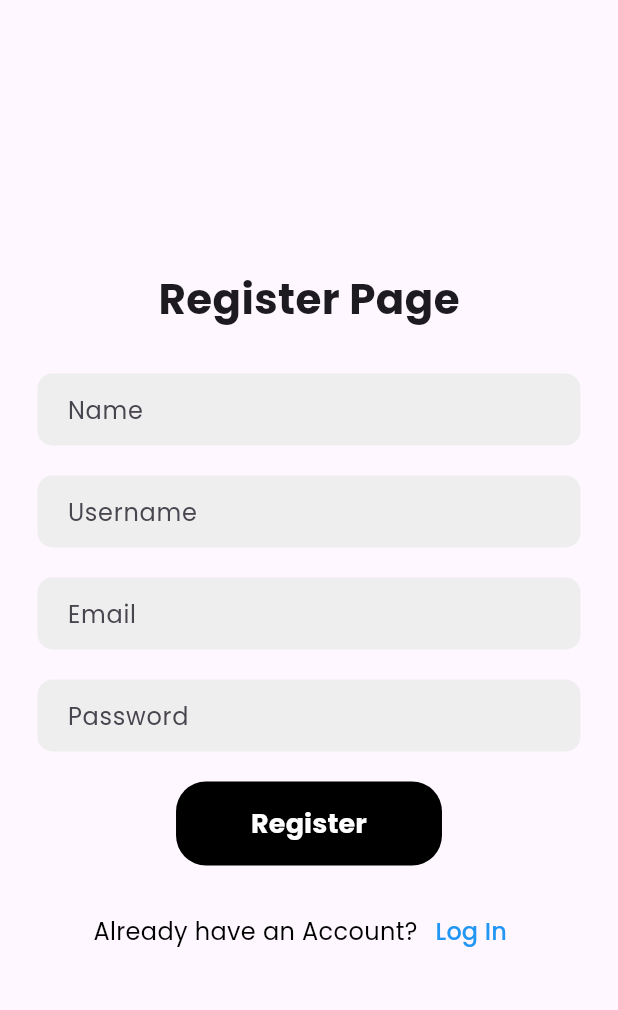
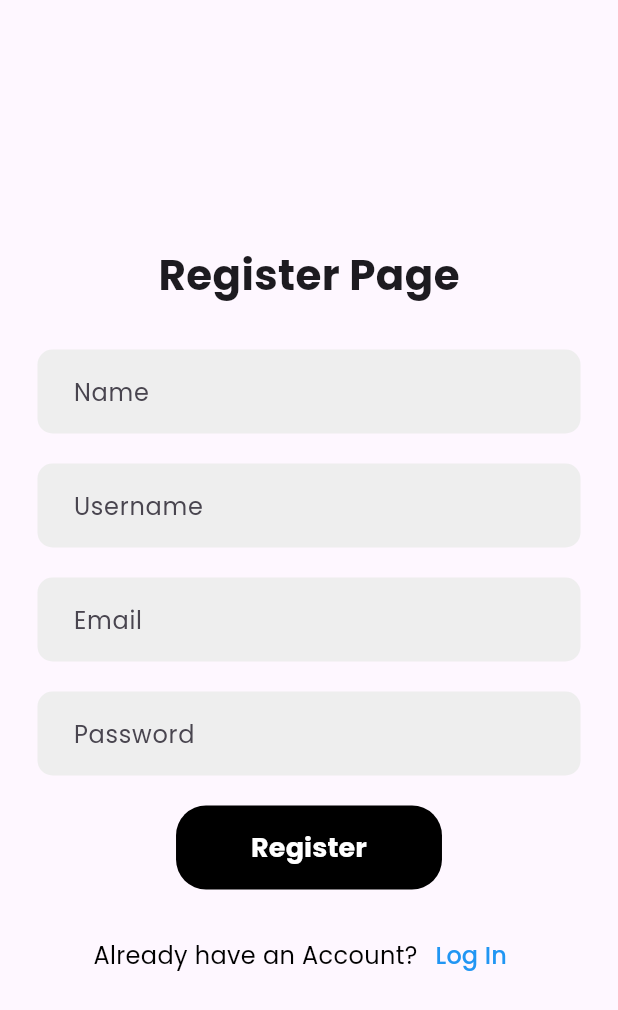
Before and after one commit to muhammedshamil8/forum_app, a Flutter app: the RegisterPage screen opened directly, after a tap on "Register", on a phone screen of 412 x 824 dp. Shown: the top 1010 px of the screen. Run offline on Flutter 3.47's test engine with Material 3 defaults, Android fonts, the light colour scheme and no system bars; our stand-ins replace get, get_storage, google_fonts, iconsax; accounts and stored records are empty; network calls fail.

Commit message:
Updated: permission network

```diff
--- a/lib/controllers/authentication.dart
+++ b/lib/controllers/authentication.dart
@@ -1,7 +1,6 @@
 import 'dart:convert';
 import 'package:forumapp/main.dart';
 
-import '/views/home_page.dart';
 import '/constants/constants.dart';
 import 'package:get/get.dart';
 import 'package:http/http.dart' as http;
@@ -44,7 +43,7 @@ class AuthenticationController extends GetxController {
         //   backgroundColor: Colors.green,
         //   colorText: Colors.white,
         // );
-        Get.offAll(() => const HomePage());
+        Get.offAll(() => const NavigationPage());
       } else {
         isLoading.value = false;
         Get.snackbar(
--- a/lib/views/profile_page.dart
+++ b/lib/views/profile_page.dart
@@ -426,7 +426,7 @@ class _ProfilePageState extends State<ProfilePage> {
                                       fontSize: 12,
                                       fontWeight: FontWeight.bold)),
                             ),
-                          const SizedBox( height: 160),
+                          const SizedBox( height: 220),
                           const Text('developed by Strikerz dev'),
                           const SizedBox( height: 10),
                         ],
--- a/lib/views/widgets/input_field.dart
+++ b/lib/views/widgets/input_field.dart
@@ -22,6 +22,8 @@ class InputWidget extends StatelessWidget {
         color: Colors.grey[200],
         borderRadius: BorderRadius.circular(10),
       ),
+      child: Padding(
+        padding: const EdgeInsets.all(4.0),
         child: TextField(
           obscureText: obscureText,
           controller: controller,
@@ -32,6 +34,7 @@ class InputWidget extends StatelessWidget {
             contentPadding: const EdgeInsets.symmetric(horizontal: 20),
           ),
         ),
+      ),
     );
   }
 }
```
Also changed, not shown: lib/views/post_detials.dart (+6 -3 lines), 1 other file. Lines whose indentation alone changed are shown as unchanged.
